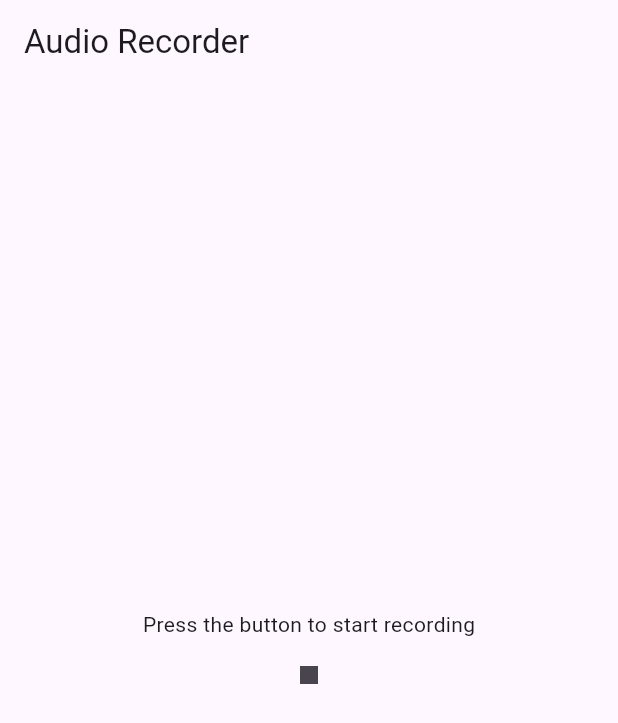
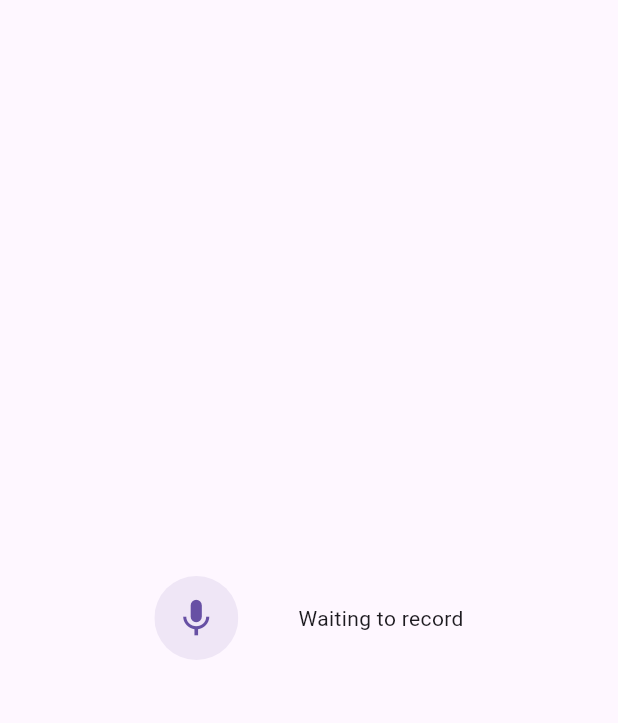
Before and after one commit to SeardnaSchmid/pitch-visualizer, a Flutter app: the screen it shows after launch, after a tap on the "mic" icon, on a phone screen of 412 x 824 dp. Shown: the top 723 px of the screen. Run offline on Flutter 3.47's test engine with Material 3 defaults, Android fonts, the phone set to English and light mode, and no system bars; missing offline and left inert: record.

Commit message:
using record

```diff
--- a/lib/main.dart
+++ b/lib/main.dart
@@ -1,109 +1,35 @@
+import 'package:flutter/foundation.dart';
 import 'package:flutter/material.dart';
-import 'package:flutter_sound/flutter_sound.dart';
-import 'package:permission_handler/permission_handler.dart';
-import 'package:path_provider/path_provider.dart';
 
-void main() {
-  runApp(MyApp());
+import 'recorder.dart';
+
+void main() => runApp(const MyApp());
+
+class MyApp extends StatefulWidget {
+  const MyApp({super.key});
+
+  @override
+  State<MyApp> createState() => _MyAppState();
 }
 
-class MyApp extends StatelessWidget {
-  const MyApp({Key? key}) : super(key: key); // Added named 'key' parameter
+class _MyAppState extends State<MyApp> {
+  String? audioPath;
+
   @override
   Widget build(BuildContext context) {
     return MaterialApp(
-      home: MyHomePage(),
-    );
-  }
-}
-
-class MyHomePage extends StatefulWidget {
-  const MyHomePage({Key? key}) : super(key: key); // Added named 'key' parameter
-  @override
-  _MyHomePageState createState() => _MyHomePageState();
-}
-
-class _MyHomePageState extends State<MyHomePage> {
-  FlutterSoundRecorder? _recorder;
-  bool _isRecording = false;
-
-  @override
-  void initState() {
-    super.initState();
-    _recorder = FlutterSoundRecorder();
-    _initRecorder();
-  }
-
-  Future<void> _initRecorder() async {
-    var status = await Permission.microphone.request();
-    if (status.isGranted) {
-      await _recorder!.openAudioSession();
-    } else {
-      if (mounted) {
-        // Check if the widget is still mounted
-        showDialog(
-          context: context,
-          builder: (BuildContext context) {
-            return AlertDialog(
-              title: const Text('Microphone Permission'),
-              content: const Text('Microphone permission is not granted'),
-              actions: <Widget>[
-                TextButton(
-                  child: const Text('OK'),
-                  onPressed: () {
-                    Navigator.of(context).pop();
-                  },
-                ),
-              ],
-            );
-          },
-        );
-      }
-    }
-  }
-
-  Future<void> _startRecording() async {
-    var tempDir = await getTemporaryDirectory();
-    var filePath = '${tempDir.path}/my_recording.aac';
-    await _recorder!.startRecorder(toFile: filePath);
-    setState(() {
-      _isRecording = true;
-    });
-  }
-
-  Future<void> _stopRecording() async {
-    await _recorder!.stopRecorder();
-    setState(() {
-      _isRecording = false;
-    });
-  }
-
-  @override
-  Widget build(BuildContext context) {
-// Store the BuildContext in a variable
-    return Scaffold(
-      appBar: AppBar(
-        title: const Text('Audio Recorder'),
-      ),
-      body: Center(
-        child: Column(
-          mainAxisAlignment: MainAxisAlignment.center,
-          children: <Widget>[
-            const Text('Press the button to start recording'),
-            IconButton(
-              icon: Icon(_isRecording ? Icons.stop : Icons.mic),
-              onPressed: _isRecording ? _stopRecording : _startRecording,
-            ),
-          ],
+      home: Scaffold(
+        body: Center(
+          child: Recorder(
+            onStop: (path) {
+              if (kDebugMode) print('Recorded file path: $path');
+              setState(() {
+                audioPath = path;
+              });
+            },
+          ),
         ),
       ),
     );
   }
-
-  @override
-  void dispose() {
-    _recorder!.closeAudioSession();
-    _recorder = null;
-    super.dispose();
-  }
 }
--- /dev/null
+++ b/lib/recorder.dart
@@ -0,0 +1,252 @@
+import 'dart:async';
+
+import 'package:flutter/foundation.dart';
+import 'package:flutter/material.dart';
+import 'package:record/record.dart';
+
+import 'platform/audio_recorder_io.dart';
+
+class Recorder extends StatefulWidget {
+  final void Function(String path) onStop;
+
+  const Recorder({super.key, required this.onStop});
+
+  @override
+  State<Recorder> createState() => _RecorderState();
+}
+
+class _RecorderState extends State<Recorder> with AudioRecorderMixin {
+  int _recordDuration = 0;
+  Timer? _timer;
+  late final AudioRecorder _audioRecorder;
+  StreamSubscription<RecordState>? _recordSub;
+  RecordState _recordState = RecordState.stop;
+  StreamSubscription<Amplitude>? _amplitudeSub;
+  Amplitude? _amplitude;
+
+  @override
+  void initState() {
+    _audioRecorder = AudioRecorder();
+
+    _recordSub = _audioRecorder.onStateChanged().listen((recordState) {
+      _updateRecordState(recordState);
+    });
+
+    _amplitudeSub = _audioRecorder
+        .onAmplitudeChanged(const Duration(milliseconds: 300))
+        .listen((amp) {
+      setState(() => _amplitude = amp);
+    });
+
+    super.initState();
+  }
+
+  Future<void> _start() async {
+    try {
+      if (await _audioRecorder.hasPermission()) {
+        const encoder = AudioEncoder.pcm16bits;
+
+        if (!await _isEncoderSupported(encoder)) {
+          return;
+        }
+
+        final devs = await _audioRecorder.listInputDevices();
+        debugPrint(devs.toString());
+
+        const config = RecordConfig(encoder: encoder, numChannels: 1);
+
+        // Record to file
+        await recordFile(_audioRecorder, config);
+
+        // Record to stream
+        // await recordStream(_audioRecorder, config);
+
+        _recordDuration = 0;
+
+        _startTimer();
+      }
+    } catch (e) {
+      if (kDebugMode) {
+        print(e);
+      }
+    }
+  }
+
+  Future<void> _stop() async {
+    final path = await _audioRecorder.stop();
+
+    if (path != null) {
+      widget.onStop(path);
+
+      downloadWebData(path);
+    }
+  }
+
+  Future<void> _pause() => _audioRecorder.pause();
+
+  Future<void> _resume() => _audioRecorder.resume();
+
+  void _updateRecordState(RecordState recordState) {
+    setState(() => _recordState = recordState);
+
+    switch (recordState) {
+      case RecordState.pause:
+        _timer?.cancel();
+        break;
+      case RecordState.record:
+        _startTimer();
+        break;
+      case RecordState.stop:
+        _timer?.cancel();
+        _recordDuration = 0;
+        break;
+    }
+  }
+
+  Future<bool> _isEncoderSupported(AudioEncoder encoder) async {
+    final isSupported = await _audioRecorder.isEncoderSupported(
+      encoder,
+    );
+
+    if (!isSupported) {
+      debugPrint('${encoder.name} is not supported on this platform.');
+      debugPrint('Supported encoders are:');
+
+      for (final e in AudioEncoder.values) {
+        if (await _audioRecorder.isEncoderSupported(e)) {
+          debugPrint('- ${encoder.name}');
+        }
+      }
+    }
+
+    return isSupported;
+  }
+
+  @override
+  Widget build(BuildContext context) {
+    return MaterialApp(
+      home: Scaffold(
+        body: Column(
+          mainAxisAlignment: MainAxisAlignment.center,
+          children: [
+            Row(
+              mainAxisAlignment: MainAxisAlignment.center,
+              children: <Widget>[
+                _buildRecordStopControl(),
+                const SizedBox(width: 20),
+                _buildPauseResumeControl(),
+                const SizedBox(width: 20),
+                _buildText(),
+              ],
+            ),
+            if (_amplitude != null) ...[
+              const SizedBox(height: 40),
+              Text('Current: ${_amplitude?.current ?? 0.0}'),
+              Text('Max: ${_amplitude?.max ?? 0.0}'),
+            ],
+          ],
+        ),
+      ),
+    );
+  }
+
+  @override
+  void dispose() {
+    _timer?.cancel();
+    _recordSub?.cancel();
+    _amplitudeSub?.cancel();
+    _audioRecorder.dispose();
+    super.dispose();
+  }
+
+  Widget _buildRecordStopControl() {
+    late Icon icon;
+    late Color color;
+
+    if (_recordState != RecordState.stop) {
+      icon = const Icon(Icons.stop, color: Colors.red, size: 30);
+      color = Colors.red.withOpacity(0.1);
+    } else {
+      final theme = Theme.of(context);
+      icon = Icon(Icons.mic, color: theme.primaryColor, size: 30);
+      color = theme.primaryColor.withOpacity(0.1);
+    }
+
+    return ClipOval(
+      child: Material(
+        color: color,
+        child: InkWell(
+          child: SizedBox(width: 56, height: 56, child: icon),
+          onTap: () {
+            (_recordState != RecordState.stop) ? _stop() : _start();
+          },
+        ),
+      ),
+    );
+  }
+
+  Widget _buildPauseResumeControl() {
+    if (_recordState == RecordState.stop) {
+      return const SizedBox.shrink();
+    }
+
+    late Icon icon;
+    late Color color;
+
+    if (_recordState == RecordState.record) {
+      icon = const Icon(Icons.pause, color: Colors.red, size: 30);
+      color = Colors.red.withOpacity(0.1);
+    } else {
+      final theme = Theme.of(context);
+      icon = const Icon(Icons.play_arrow, color: Colors.red, size: 30);
+      color = theme.primaryColor.withOpacity(0.1);
+    }
+
+    return ClipOval(
+      child: Material(
+        color: color,
+        child: InkWell(
+          child: SizedBox(width: 56, height: 56, child: icon),
+          onTap: () {
+            (_recordState == RecordState.pause) ? _resume() : _pause();
+          },
+        ),
+      ),
+    );
+  }
+
+  Widget _buildText() {
+    if (_recordState != RecordState.stop) {
+      return _buildTimer();
+    }
+
+    return const Text("Waiting to record");
+  }
+
+  Widget _buildTimer() {
+    final String minutes = _formatNumber(_recordDuration ~/ 60);
+    final String seconds = _formatNumber(_recordDuration % 60);
+
+    return Text(
+      '$minutes : $seconds',
+      style: const TextStyle(color: Colors.red),
+    );
+  }
+
+  String _formatNumber(int number) {
+    String numberStr = number.toString();
+    if (number < 10) {
+      numberStr = '0$numberStr';
+    }
+
+    return numberStr;
+  }
+
+  void _startTimer() {
+    _timer?.cancel();
+
+    _timer = Timer.periodic(const Duration(seconds: 1), (Timer t) {
+      setState(() => _recordDuration++);
+    });
+  }
+}
--- a/pubspec.yaml
+++ b/pubspec.yaml
@@ -30,7 +30,9 @@ environment:
 dependencies:
   flutter:
     sdk: flutter
-  flutter_sound: ^8.4.0
+  path: ^1.8.0
+  record: ^5.0.4
+  audioplayers: ^5.2.1
   permission_handler: ^8.1.6
   path_provider: ^2.0.5
 
```
Also changed, not shown: lib/platform/audio_recorder_io.dart (added, +47 -0 lines), 6 other files.
